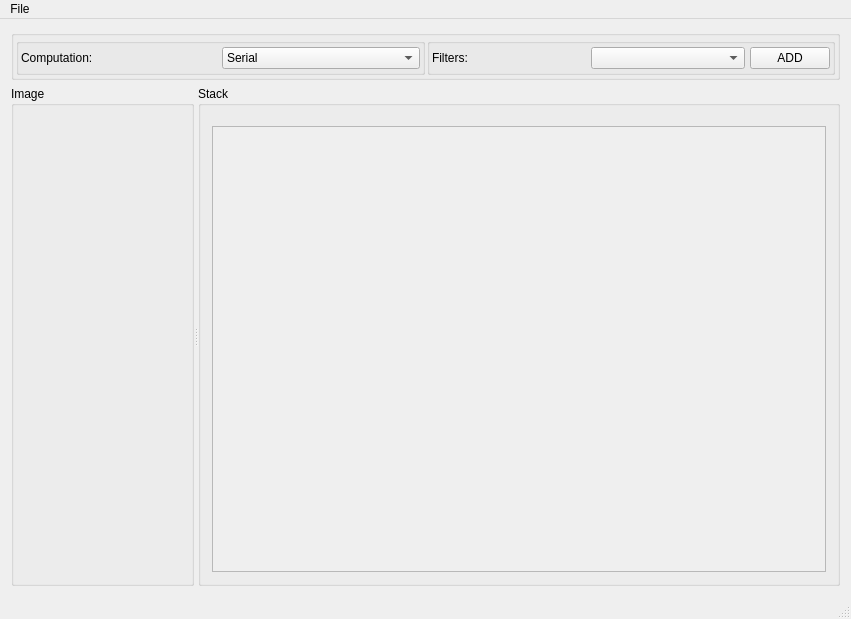
Before: the Qt Designer form src/ui/forms/base_window.ui in giordi91/parallel_image, drawn with Qt 5.
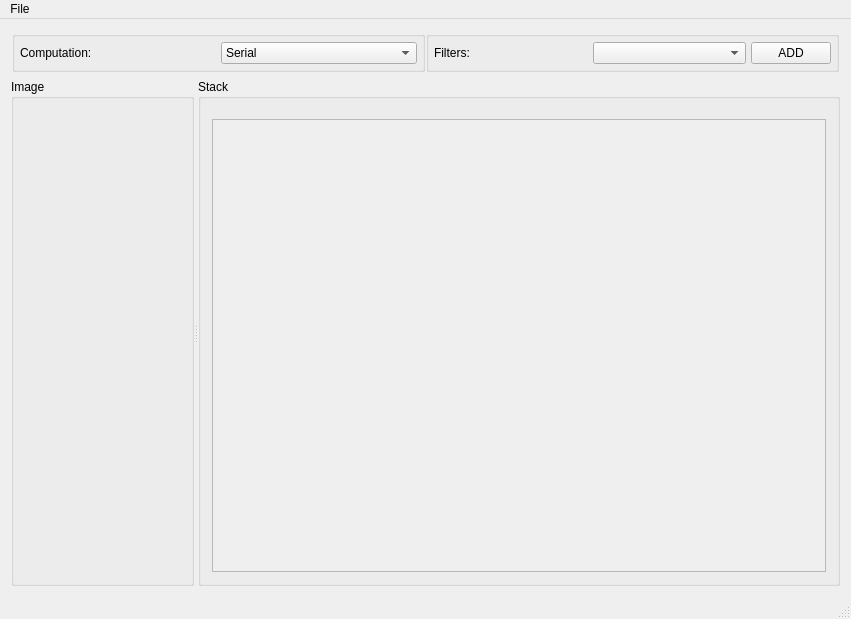
After: the same form once the commit is applied. Custom widgets are drawn as their Qt base class.

Patch:
```diff
--- a/src/ui/forms/base_window.ui
+++ b/src/ui/forms/base_window.ui
@@ -16,37 +16,22 @@
   <widget class="QWidget" name="centralWidget">
    <layout class="QVBoxLayout" name="verticalLayout_3">
     <item>
-     <widget class="QGroupBox" name="groupBox">
-      <property name="sizePolicy">
-       <sizepolicy hsizetype="Preferred" vsizetype="Minimum">
-        <horstretch>0</horstretch>
-        <verstretch>0</verstretch>
-       </sizepolicy>
-      </property>
-      <property name="minimumSize">
-       <size>
-        <width>0</width>
-        <height>50</height>
-       </size>
-      </property>
-      <property name="title">
-       <string/>
-      </property>
-      <layout class="QHBoxLayout" name="horizontalLayout">
+     <widget class="QWidget" name="widget" native="true">
+      <layout class="QHBoxLayout" name="horizontalLayout_4">
        <property name="spacing">
-        <number>2</number>
+        <number>1</number>
        </property>
        <property name="leftMargin">
-        <number>2</number>
+        <number>1</number>
        </property>
        <property name="topMargin">
-        <number>2</number>
+        <number>1</number>
        </property>
        <property name="rightMargin">
-        <number>2</number>
+        <number>1</number>
        </property>
        <property name="bottomMargin">
-        <number>2</number>
+        <number>1</number>
        </property>
        <item>
         <widget class="QGroupBox" name="compGB">
@@ -55,19 +40,19 @@
          </property>
          <layout class="QHBoxLayout" name="horizontalLayout_2">
           <property name="spacing">
-           <number>2</number>
+           <number>5</number>
           </property>
           <property name="leftMargin">
-           <number>2</number>
+           <number>5</number>
           </property>
           <property name="topMargin">
-           <number>2</number>
+           <number>5</number>
           </property>
           <property name="rightMargin">
-           <number>2</number>
+           <number>5</number>
           </property>
           <property name="bottomMargin">
-           <number>2</number>
+           <number>5</number>
           </property>
           <item>
            <widget class="QLabel" name="compL">
@@ -108,16 +93,16 @@
            <number>5</number>
           </property>
           <property name="leftMargin">
-           <number>2</number>
+           <number>5</number>
           </property>
           <property name="topMargin">
-           <number>2</number>
+           <number>5</number>
           </property>
           <property name="rightMargin">
-           <number>2</number>
+           <number>5</number>
           </property>
           <property name="bottomMargin">
-           <number>2</number>
+           <number>5</number>
           </property>
           <item>
            <widget class="QLabel" name="filterL">
@@ -225,7 +210,7 @@
              <x>0</x>
              <y>0</y>
              <width>645</width>
-             <height>410</height>
+             <height>424</height>
             </rect>
            </property>
            <layout class="QVBoxLayout" name="stack_VL">
```
Left out of the diff: 5 changed lines with no effect on the pictures.
